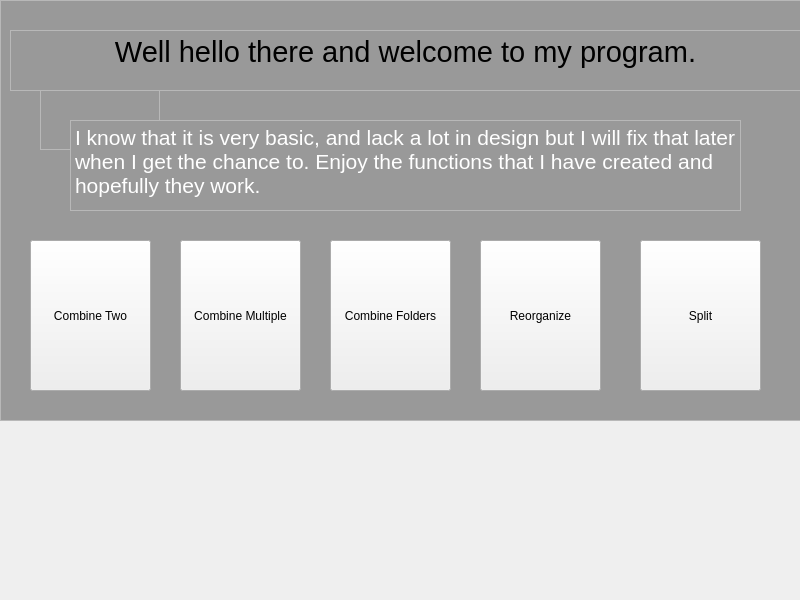
First picture: the form in PDF-Older/QtVersion/PdfMerge2.ui, repository Codingmace/PDF-Manipulation, before the edit.
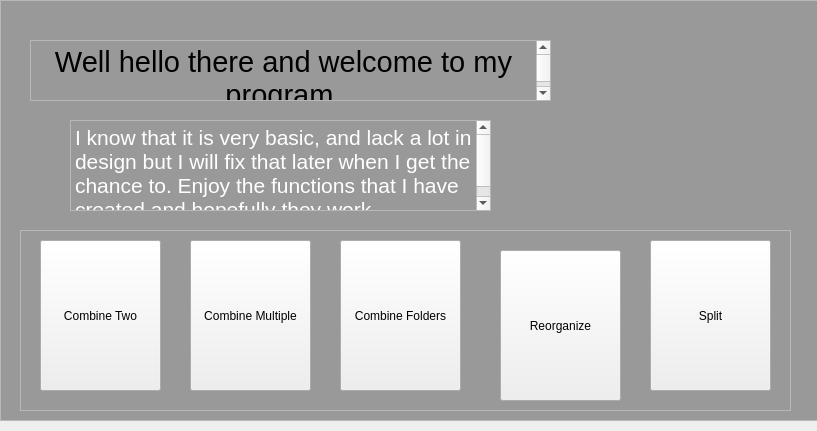
Second picture: the form after the edit.

The edit to the form file:
```diff
--- a/PDF-Older/QtVersion/PdfMerge2.ui
+++ b/PDF-Older/QtVersion/PdfMerge2.ui
@@ -6,8 +6,8 @@
    <rect>
     <x>0</x>
     <y>0</y>
-    <width>800</width>
-    <height>600</height>
+    <width>817</width>
+    <height>431</height>
    </rect>
   </property>
   <property name="minimumSize">
@@ -39,47 +39,8 @@
      <string>&lt;!DOCTYPE HTML PUBLIC &quot;-//W3C//DTD HTML 4.0//EN&quot; &quot;http://www.w3.org/TR/REC-html40/strict.dtd&quot;&gt;
 &lt;html&gt;&lt;head&gt;&lt;meta name=&quot;qrichtext&quot; content=&quot;1&quot; /&gt;&lt;style type=&quot;text/css&quot;&gt;
 p, li { white-space: pre-wrap; }
-&lt;/style&gt;&lt;/head&gt;&lt;body style=&quot; font-family:'MS Shell Dlg 2'; font-size:8.25pt; font-weight:400; font-style:normal;&quot; bgcolor=&quot;#999999&quot;&gt;
-&lt;p style=&quot;-qt-paragraph-type:empty; margin-top:0px; margin-bottom:0px; margin-left:0px; margin-right:0px; -qt-block-indent:0; text-indent:0px;&quot;&gt;&lt;br /&gt;&lt;/p&gt;&lt;/body&gt;&lt;/html&gt;</string>
-    </property>
-   </widget>
-   <widget class="QPushButton" name="Button4">
-    <property name="geometry">
-     <rect>
-      <x>480</x>
-      <y>240</y>
-      <width>121</width>
-      <height>151</height>
-     </rect>
-    </property>
-    <property name="text">
-     <string>Reorganize</string>
-    </property>
-   </widget>
-   <widget class="QPushButton" name="Button5">
-    <property name="geometry">
-     <rect>
-      <x>640</x>
-      <y>240</y>
-      <width>121</width>
-      <height>151</height>
-     </rect>
-    </property>
-    <property name="text">
-     <string>Split</string>
-    </property>
-   </widget>
-   <widget class="QPushButton" name="Button1">
-    <property name="geometry">
-     <rect>
-      <x>30</x>
-      <y>240</y>
-      <width>121</width>
-      <height>151</height>
-     </rect>
-    </property>
-    <property name="text">
-     <string>Combine Two</string>
+&lt;/style&gt;&lt;/head&gt;&lt;body style=&quot; font-family:'MS Shell Dlg 2'; font-size:8pt; font-weight:400; font-style:normal;&quot; bgcolor=&quot;#999999&quot;&gt;
+&lt;p style=&quot;-qt-paragraph-type:empty; margin-top:0px; margin-bottom:0px; margin-left:0px; margin-right:0px; -qt-block-indent:0; text-indent:0px; font-size:8.25pt;&quot;&gt;&lt;br /&gt;&lt;/p&gt;&lt;/body&gt;&lt;/html&gt;</string>
     </property>
    </widget>
    <widget class="QTextBrowser" name="MainTitle">
@@ -88,9 +49,9 @@
     </property>
     <property name="geometry">
      <rect>
-      <x>10</x>
-      <y>30</y>
-      <width>791</width>
+      <x>30</x>
+      <y>40</y>
+      <width>521</width>
       <height>61</height>
      </rect>
     </property>
@@ -120,25 +81,12 @@
 &lt;p align=&quot;center&quot; style=&quot; margin-top:0px; margin-bottom:0px; margin-left:0px; margin-right:0px; -qt-block-indent:0; text-indent:0px;&quot;&gt;&lt;span style=&quot; font-size:22pt;&quot;&gt;Well hello there and welcome to my program.&lt;/span&gt;&lt;/p&gt;&lt;/body&gt;&lt;/html&gt;</string>
     </property>
    </widget>
-   <widget class="QPushButton" name="Button3">
-    <property name="geometry">
-     <rect>
-      <x>330</x>
-      <y>240</y>
-      <width>121</width>
-      <height>151</height>
-     </rect>
-    </property>
-    <property name="text">
-     <string>Combine Folders</string>
-    </property>
-   </widget>
    <widget class="QTextEdit" name="Description">
     <property name="geometry">
      <rect>
       <x>70</x>
       <y>120</y>
-      <width>671</width>
+      <width>421</width>
       <height>91</height>
      </rect>
     </property>
@@ -156,26 +104,13 @@
 &lt;p style=&quot; margin-top:0px; margin-bottom:0px; margin-left:0px; margin-right:0px; -qt-block-indent:0; text-indent:0px;&quot;&gt;&lt;span style=&quot; font-family:'MS Shell Dlg 2'; font-size:16pt; color:#ffffff;&quot;&gt;I know that it is very basic, and lack a lot in design but I will fix that later when I get the chance to. Enjoy the functions that I have created and hopefully they work.&lt;/span&gt;&lt;/p&gt;&lt;/body&gt;&lt;/html&gt;</string>
     </property>
    </widget>
-   <widget class="QPushButton" name="Button2">
+   <widget class="QFrame" name="frame_2">
     <property name="geometry">
      <rect>
-      <x>180</x>
-      <y>240</y>
-      <width>121</width>
-      <height>151</height>
-     </rect>
-    </property>
-    <property name="text">
-     <string>Combine Multiple</string>
-    </property>
-   </widget>
-   <widget class="QFrame" name="frame">
-    <property name="geometry">
-     <rect>
-      <x>40</x>
-      <y>70</y>
-      <width>120</width>
-      <height>80</height>
+      <x>20</x>
+      <y>230</y>
+      <width>771</width>
+      <height>181</height>
      </rect>
     </property>
     <property name="frameShape">
@@ -184,16 +119,72 @@
     <property name="frameShadow">
      <enum>QFrame::Raised</enum>
     </property>
+    <widget class="QPushButton" name="Button5">
+     <property name="geometry">
+      <rect>
+       <x>630</x>
+       <y>10</y>
+       <width>121</width>
+       <height>151</height>
+      </rect>
+     </property>
+     <property name="text">
+      <string>Split</string>
+     </property>
+    </widget>
+    <widget class="QPushButton" name="Button3">
+     <property name="geometry">
+      <rect>
+       <x>320</x>
+       <y>10</y>
+       <width>121</width>
+       <height>151</height>
+      </rect>
+     </property>
+     <property name="text">
+      <string>Combine Folders</string>
+     </property>
+    </widget>
+    <widget class="QPushButton" name="Button2">
+     <property name="geometry">
+      <rect>
+       <x>170</x>
+       <y>10</y>
+       <width>121</width>
+       <height>151</height>
+      </rect>
+     </property>
+     <property name="text">
+      <string>Combine Multiple</string>
+     </property>
+    </widget>
+    <widget class="QPushButton" name="Button1">
+     <property name="geometry">
+      <rect>
+       <x>20</x>
+       <y>10</y>
+       <width>121</width>
+       <height>151</height>
+      </rect>
+     </property>
+     <property name="text">
+      <string>Combine Two</string>
+     </property>
+    </widget>
+    <widget class="QPushButton" name="Button4">
+     <property name="geometry">
+      <rect>
+       <x>480</x>
+       <y>20</y>
+       <width>121</width>
+       <height>151</height>
+      </rect>
+     </property>
+     <property name="text">
+      <string>Reorganize</string>
+     </property>
+    </widget>
    </widget>
-   <zorder>Background</zorder>
-   <zorder>frame</zorder>
-   <zorder>Button2</zorder>
-   <zorder>Button3</zorder>
-   <zorder>MainTitle</zorder>
-   <zorder>Button5</zorder>
-   <zorder>Button1</zorder>
-   <zorder>Button4</zorder>
-   <zorder>Description</zorder>
   </widget>
  </widget>
  <tabstops>
```
